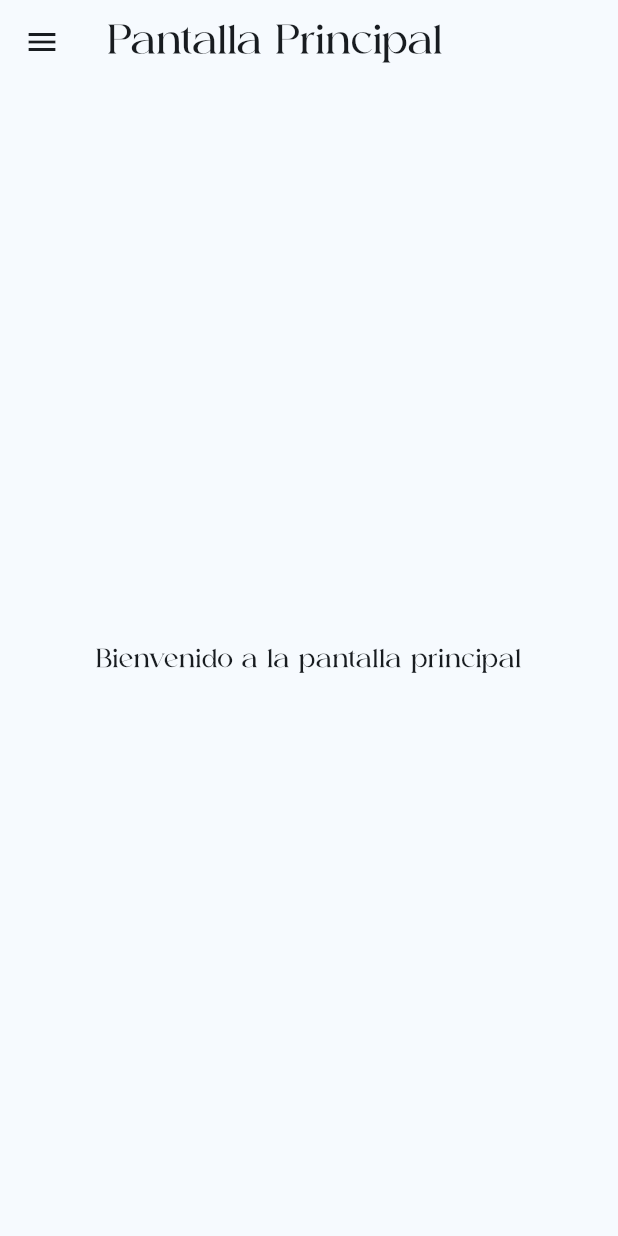
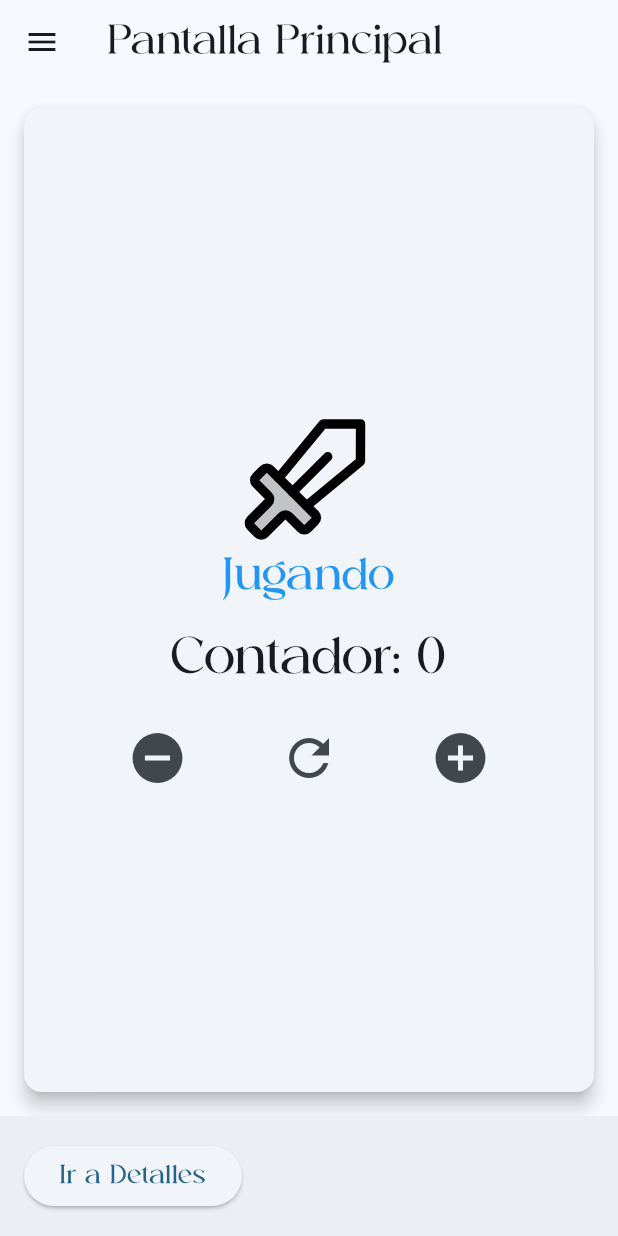
Before and after one commit to RigxorZero/3479A321_2022479012, a Flutter app: the MyHomePage screen opened directly, on a phone screen of 412 x 824 dp. Run offline on Flutter 3.47's test engine with Material 3 defaults, Android fonts, the light colour scheme and no system bars; our stand-ins replace flutter_svg, logger.

```diff
--- /dev/null
+++ b/lib/models/app_data.dart
@@ -0,0 +1,29 @@
+import 'package:flutter/material.dart';
+
+class AppData extends ChangeNotifier {
+  // Contador
+  int _counter = 0;
+
+  // Lista de acciones
+  List<String> _actions = [];
+
+  // Getter para el contador
+  int get counter => _counter;
+
+  // Getter para la lista de acciones
+  List<String> get actions => _actions;
+
+  // Método para incrementar el contador
+  void incrementCounter() {
+    _counter++;
+    _actions.add('Counter incremented to $_counter'); // Guardamos la acción
+    notifyListeners(); // Notificamos a los oyentes sobre los cambios
+  }
+
+  // Método para resetear el contador
+  void resetCounter() {
+    _counter = 0;
+    _actions.add('Counter reset to $_counter');
+    notifyListeners();
+  }
+}
--- a/lib/pages/my_home_page.dart
+++ b/lib/pages/my_home_page.dart
@@ -1,8 +1,11 @@
 import 'package:flutter/material.dart';
+import 'package:flutter_svg/flutter_svg.dart';
 import 'package:logger/logger.dart';
+import 'package:provider/provider.dart'; // Asegúrate de importar Provider
+import '/models/app_data.dart'; // Asegúrate de importar tu clase AppData
 
 class MyHomePage extends StatefulWidget {
-  const MyHomePage({Key? key, required this.title}) : super(key: key);
+  const MyHomePage({super.key, required this.title});
 
   final String title;
 
@@ -15,16 +18,73 @@ class _MyHomePageState extends State<MyHomePage> {
 
   @override
   Widget build(BuildContext context) {
+    // Accede a la instancia de AppData usando context.watch para obtener el valor actualizado
+    var appData = context.watch<AppData>();
+    logger.i("Building MyHomePage widget");
+
+    // Método que retorna el mensaje y el ícono basado en el valor del contador
+    Widget _getMessageIcon() {
+      if (appData.counter > 5) {
+        return Column(
+          children: [
+            SvgPicture.asset(
+              'assets/icons/finn.svg',
+              width: 100,
+              height: 100,
+            ),
+            const Text("¡Victoria!", style: TextStyle(fontSize: 24, color: Colors.green)),
+          ],
+        );
+      } else if (appData.counter < -5) {
+        return Column(
+          children: [
+            SvgPicture.asset(
+              'assets/icons/ghost.svg',
+              width: 100,
+              height: 100,
+            ),
+            const Text("Derrota", style: TextStyle(fontSize: 24, color: Colors.red)),
+          ],
+        );
+      } else {
+        return Column(
+          children: [
+            SvgPicture.asset(
+              'assets/icons/sword.svg',
+              width: 100,
+              height: 100,
+            ),
+            const Text("Jugando", style: TextStyle(fontSize: 24, color: Colors.blue)),
+          ],
+        );
+      }
+    }
+
+    BottomAppBar btn_bar() {
+      return BottomAppBar(
+        child: Row(
+          children: [
+            ElevatedButton(
+              onPressed: () {
+                Navigator.pushNamed(context, '/detail'); // Navega a la pantalla Detalle
+              },
+              child: const Text("Ir a Detalles"),
+            ),
+          ],
+        ),
+      );
+    }
+
     return Scaffold(
       appBar: AppBar(
         title: Text(widget.title),
       ),
-      drawer: Drawer( // Drawer para el menú
+      drawer: Drawer(
         child: ListView(
           padding: EdgeInsets.zero,
           children: [
-            DrawerHeader(
-              decoration: const BoxDecoration(
+            const DrawerHeader(
+              decoration: BoxDecoration(
                 color: Colors.blue,
               ),
               child: Text('Menú Principal', style: TextStyle(fontSize: 24, color: Colors.white)),
@@ -65,8 +125,50 @@ class _MyHomePageState extends State<MyHomePage> {
         ),
       ),
       body: Center(
-        child: Text('Bienvenido a la pantalla principal'),
+        child: Card(
+          elevation: 5, // Sombra para la tarjeta
+          margin: const EdgeInsets.all(16), // Espaciado alrededor de la tarjeta
+          child: Padding(
+            padding: const EdgeInsets.all(16), // Espaciado interno
+            child: Column(
+              mainAxisAlignment: MainAxisAlignment.center,
+              children: <Widget>[
+                _getMessageIcon(), // Mostrar icono y mensaje
+                const SizedBox(height: 20), // Espacio entre el mensaje y el contador
+                Text(
+                  'Contador: ${appData.counter}', // Muestra el contador desde AppData
+                  style: Theme.of(context).textTheme.headlineMedium,
+                ),
+                const SizedBox(height: 20), // Espacio entre el contador y los botones
+                Row(
+                  mainAxisAlignment: MainAxisAlignment.spaceEvenly,
+                  children: [
+                    IconButton(
+                      onPressed: () {
+                        context.read<AppData>().decrementCounter(); // Llama al método de decremento
+                      },
+                      icon: const Icon(Icons.remove_circle, size: 40), // Icono de restar
+                    ),
+                    IconButton(
+                      onPressed: () {
+                        context.read<AppData>().resetCounter(); // Llama al método de reinicio
+                      },
+                      icon: const Icon(Icons.refresh, size: 40), // Icono de reinicio
+                    ),
+                    IconButton(
+                      onPressed: () {
+                        context.read<AppData>().incrementCounter(); // Llama al método de incremento
+                      },
+                      icon: const Icon(Icons.add_circle, size: 40), // Icono de sumar
+                    ),
+                  ],
+                ),
+              ],
+            ),
+          ),
+        ),
       ),
+      bottomNavigationBar: btn_bar(),
     );
   }
 }
```
